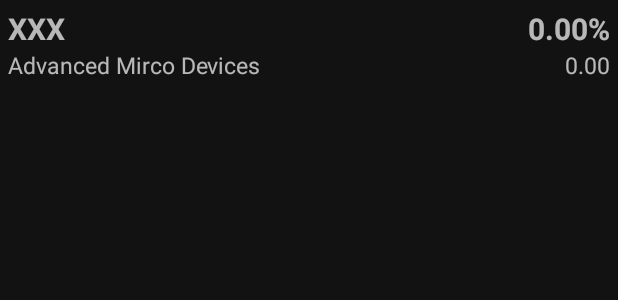
After one commit to ethanhocker/investment-buddy, an Android app: the layout favorites_row.xml on its own in the app's theme, with its tools: preview values and no code run, on a phone screen of 412 x 824 dp. The commit adds this screen. Shown: the top 300 px of the screen. Run offline under Robolectric (Android 15) with nearby library versions, the phone set to English and light mode, and no system bars; network calls fail.

Commit message:
Favorites and Folios. Created the adapters for both, created the db helper functions and viewmodel functions for both, created the activity and XMLs for folios, created favorites_row XML. Made a few changes to elements in the database files

```diff
--- a/app/src/main/AndroidManifest.xml
+++ b/app/src/main/AndroidManifest.xml
@@ -31,6 +31,11 @@
             android:label="Stock Search"
             android:windowSoftInputMode="adjustResize"/>
 
+        <activity
+            android:name=".ui.Folios"
+            android:label="FakeFolios"
+            android:windowSoftInputMode="adjustResize"/>
+
     </application>
 
 </manifest>
--- a/app/src/main/java/com/cs386p/investment_buddy/collections/FavoritesData.kt
+++ b/app/src/main/java/com/cs386p/investment_buddy/collections/FavoritesData.kt
@@ -5,6 +5,6 @@ import com.google.firebase.firestore.DocumentId
 class FavoritesData (
     var uuid: String = "",
     var stock_ticker: String = "",
-    var port_num: Long = 0L,
+    var stock_name: String = "",
     @DocumentId var firestoreID: String = ""
 )
--- a/app/src/main/java/com/cs386p/investment_buddy/collections/FoliosData.kt
+++ b/app/src/main/java/com/cs386p/investment_buddy/collections/FoliosData.kt
@@ -6,5 +6,6 @@ class FoliosData  (
     var uuid: String = "",
     var port_num: Long = 0L,
     var aab: Double = 0.0,
+    var name: String = "",
     @DocumentId var firestoreID: String = ""
 )
--- /dev/null
+++ b/app/src/main/res/layout/favorites_row.xml
@@ -0,0 +1,56 @@
+<?xml version="1.0" encoding="utf-8"?>
+<androidx.constraintlayout.widget.ConstraintLayout
+    xmlns:android="http://schemas.android.com/apk/res/android"
+    xmlns:app="http://schemas.android.com/apk/res-auto"
+    android:layout_width="match_parent"
+    android:layout_height="wrap_content"
+    android:layout_margin="5dp">
+
+    <TextView
+        android:id="@+id/tickerFav"
+        android:layout_width="wrap_content"
+        android:layout_height="wrap_content"
+        app:layout_constraintTop_toTopOf="parent"
+        app:layout_constraintLeft_toLeftOf="parent"
+        android:text="XXX"
+        android:textSize="20sp"
+        android:textStyle="bold" />
+
+    <TextView
+        android:id="@+id/stockNameFav"
+        android:layout_width="wrap_content"
+        android:layout_height="wrap_content"
+        app:layout_constraintTop_toBottomOf="@+id/tickerFav"
+        app:layout_constraintLeft_toLeftOf="parent"
+        android:text="Advanced Mirco Devices"
+        android:textSize="15sp" />
+
+    <TextView
+        android:id="@+id/changePercentFav"
+        android:layout_width="wrap_content"
+        android:layout_height="wrap_content"
+        app:layout_constraintTop_toTopOf="parent"
+        app:layout_constraintRight_toLeftOf="@+id/unitFav"
+        android:text="0.00"
+        android:textSize="20sp"
+        android:textStyle="bold" />
+    <TextView
+        android:id="@+id/unitFav"
+        android:layout_width="wrap_content"
+        android:layout_height="wrap_content"
+        app:layout_constraintTop_toTopOf="parent"
+        app:layout_constraintRight_toRightOf="parent"
+        android:text="%"
+        android:textSize="20sp"
+        android:textStyle="bold" />
+
+    <TextView
+        android:id="@+id/changeFav"
+        android:layout_width="wrap_content"
+        android:layout_height="wrap_content"
+        app:layout_constraintTop_toBottomOf="@+id/unitFav"
+        app:layout_constraintRight_toRightOf="parent"
+        android:text="0.00"
+        android:textSize="15sp"/>
+
+</androidx.constraintlayout.widget.ConstraintLayout>
```
Also changed, not shown: app/src/main/java/com/cs386p/investment_buddy/MainActivity.kt (+53 -5 lines), app/src/main/java/com/cs386p/investment_buddy/MainViewModel.kt (+25 -7 lines), app/src/main/java/com/cs386p/investment_buddy/ViewModelDBHelper.kt (+38 -24 lines), app/src/main/java/com/cs386p/investment_buddy/ui/FavoritesAdapter.kt (added, +66 -0 lines), app/src/main/java/com/cs386p/investment_buddy/ui/Folios.kt (added, +57 -0 lines), app/src/main/java/com/cs386p/investment_buddy/ui/FoliosAdapter.kt (added, +53 -0 lines), app/src/main/res/layout/activity_folios.xml (added, +13 -0 lines), app/src/main/res/layout/content_folios.xml (added, +17 -0 lines), app/src/main/res/layout/folios_row.xml (added, +19 -0 lines).
